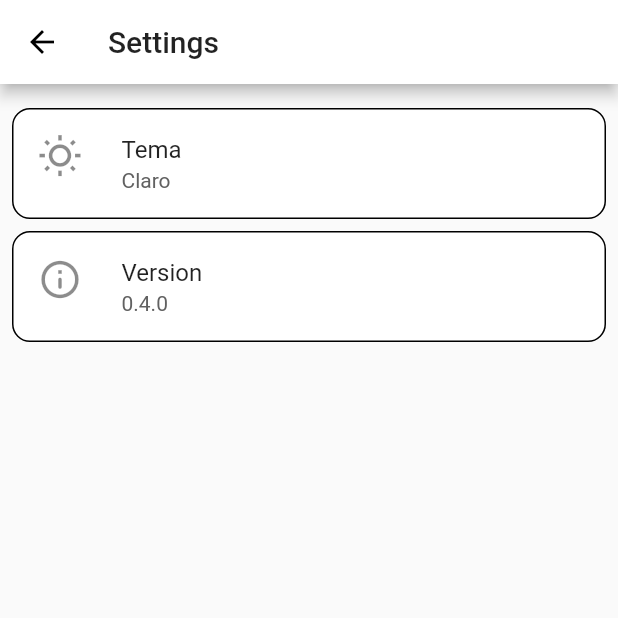
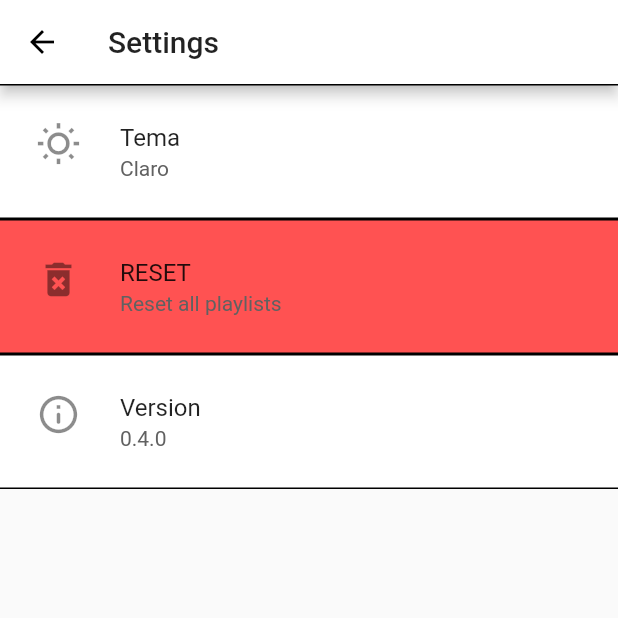
Before and after one commit to PedroGXV/phoso, a Flutter app: the Home screen opened directly, after a tap on the "more vert" icon, after a tap on the "settings" icon, on a phone screen of 412 x 824 dp, the top half of it. Run offline on Flutter 3.47's test engine with Material 2 defaults, Android fonts, the phone set to English and light mode, and no system bars; our stand-ins replace audioplayers, image_picker, package_info, photo_view, shared_preferences, sqflite; missing offline and left inert: audio_picker; accounts and stored records are empty.

Commit message:
0.4.0 (rev.2)

```diff
--- a/lib/components/custom_fab.dart
+++ b/lib/components/custom_fab.dart
@@ -29,8 +29,7 @@ class CustomFab extends StatelessWidget {
         ),
         boxShadow: [
           BoxShadow(
-            spreadRadius: 2,
-            color: Colors.black,
+            color: Theme.of(context).accentColor,
           ),
         ],
       ),
--- a/lib/components/loading.dart
+++ b/lib/components/loading.dart
@@ -22,7 +22,7 @@ class Loading extends StatelessWidget {
             msg,
             style: TextStyle(
               fontSize: 25,
-              color: Colors.black,
+              color: Theme.of(context).textTheme.bodyText1.color,
             ),
           ),
         ],
--- a/lib/models/theme_notifier.dart
+++ b/lib/models/theme_notifier.dart
@@ -17,6 +17,10 @@ class ThemeNotifier with ChangeNotifier {
     floatingActionButtonTheme: FloatingActionButtonThemeData(
       backgroundColor: Colors.black54,
     ),
+    sliderTheme: SliderThemeData(
+      activeTrackColor: Colors.white,
+      inactiveTrackColor: Colors.white12,
+    ),
     iconTheme: IconThemeData(
       color: Colors.white,
     ),
@@ -30,6 +34,12 @@ class ThemeNotifier with ChangeNotifier {
         borderSide: const BorderSide(
           color: Colors.deepPurple,
         ),
+      ),
+      labelStyle: TextStyle(
+        color: Colors.grey,
+      ),
+      hintStyle: TextStyle(
+        color: Colors.grey,
       ),
       border: OutlineInputBorder(
         borderSide: const BorderSide(color: Colors.deepPurple),
@@ -63,6 +73,10 @@ class ThemeNotifier with ChangeNotifier {
     floatingActionButtonTheme: FloatingActionButtonThemeData(
       backgroundColor: Colors.white,
     ),
+    sliderTheme: SliderThemeData(
+      activeTrackColor: Colors.black,
+      inactiveTrackColor: Colors.blueGrey,
+    ),
     iconTheme: IconThemeData(
       color: Colors.black,
     ),
@@ -76,6 +90,12 @@ class ThemeNotifier with ChangeNotifier {
         borderSide: const BorderSide(
           color: Colors.deepPurple,
         ),
+      ),
+      labelStyle: TextStyle(
+        color: Colors.grey,
+      ),
+      hintStyle: TextStyle(
+        color: Colors.grey,
       ),
       border: OutlineInputBorder(
         borderSide: const BorderSide(color: Colors.deepPurple),
@@ -117,7 +137,7 @@ class ThemeNotifier with ChangeNotifier {
     });
   }
 
-  dynamic currentTheme() async {
+  dynamic currentTheme() {
     return StorageManager.readData('themeMode').then((value) => value);
   }
 
--- a/lib/screens/deleting.dart
+++ b/lib/screens/deleting.dart
@@ -26,7 +26,6 @@ class _DeletingState extends State<Deleting> {
   @override
   Widget build(BuildContext context) {
     return Scaffold(
-      backgroundColor: Colors.white,
       appBar: AppBar(
         title: Text('Exlcuir playlist'),
       ),
@@ -59,7 +58,7 @@ class _DeletingState extends State<Deleting> {
                           'Playlist excluida.',
                           style: TextStyle(
                             fontSize: 30,
-                            color: Colors.black,
+                            color: Theme.of(context).textTheme.bodyText1.color,
                           ),
                         ),
                       ),
--- a/lib/screens/home.dart
+++ b/lib/screens/home.dart
@@ -35,6 +35,8 @@ class _HomeState extends State<Home> with TickerProviderStateMixin {
     );
   }
 
+  bool _playlistListOpen = true;
+
   Widget _buildListView() {
     return FutureBuilder<List<PhotoSound>>(
       initialData: [],
@@ -51,82 +53,44 @@ class _HomeState extends State<Home> with TickerProviderStateMixin {
             // TODO: Handle this case.
             break;
           case ConnectionState.done:
-            return Material(
-              color: Colors.transparent,
-              child: InkWell(
-                splashColor: Colors.transparent,
-                onTap: () {},
-                child: Container(
-                  color: Theme.of(context).backgroundColor,
-                  height: double.maxFinite,
-                  child: Column(
+            return Column(
+              crossAxisAlignment: CrossAxisAlignment.start,
               children: [
                 Container(
                   decoration: BoxDecoration(
                     border: Border(
                       bottom: BorderSide(
+                        width: 2,
                         color: Theme.of(context).primaryColor,
-                              width: 3,
                       ),
                     ),
                   ),
                   child: Padding(
                     padding: const EdgeInsets.all(8.0),
-                          child: Container(
-                            decoration: BoxDecoration(
-                              borderRadius: BorderRadius.circular(100),
-                              border: Border.all(
-                                color: Theme.of(context).accentColor,
+                    child: ElevatedButton(
+                      style: ButtonStyle(
+                        backgroundColor: MaterialStateProperty.all(
+                            Theme.of(context).primaryColor),
                       ),
+                      onPressed: () => Navigator.of(context).push(
+                          MaterialPageRoute(
+                              builder: (context) => FormPlaylist())),
+                      child: Row(children: [
+                        Icon(
+                          Icons.add,
+                          color: Theme.of(context).iconTheme.color,
                         ),
-                            child: Material(
-                              borderRadius: BorderRadius.circular(100),
-                              color: Colors.transparent,
-                              child: InkWell(
-                                borderRadius: BorderRadius.circular(100),
-                                onTap: () async {
-                                  await Navigator.of(context).push(
-                                    MaterialPageRoute(
-                                      builder: (BuildContext context) =>
-                                          PathPick(),
-                                    ),
-                                  );
-
-                                  setState(() {});
-                                },
-                                child: Row(
-                                  children: [
                         Padding(
-                                      padding: const EdgeInsets.all(8.0),
-                                      child: Container(
-                                        decoration: BoxDecoration(
-                                          color: Theme.of(context).dividerColor,
-                                          borderRadius:
-                                              BorderRadius.circular(100),
-                                          border: Border.all(
+                          padding: const EdgeInsets.all(15.0),
+                          child: Text(
+                            'Nova Playlist',
+                            style: TextStyle(
                               color:
-                                                Theme.of(context).accentColor,
-                                          ),
-                                        ),
-                                        child: Padding(
-                                          padding: const EdgeInsets.all(8.0),
-                                          child: Icon(Icons.add),
+                                  Theme.of(context).textTheme.bodyText1.color,
                             ),
                           ),
                         ),
-                                    Padding(
-                                      padding: const EdgeInsets.only(left: 5.0),
-                                      child: Text(
-                                        'Adicionar Playlist',
-                                        style: TextStyle(
-                                          fontSize: 21,
-                                        ),
-                                      ),
-                                    ),
-                                  ],
-                                ),
-                              ),
-                            ),
+                      ]),
                     ),
                   ),
                 ),
@@ -153,7 +117,42 @@ class _HomeState extends State<Home> with TickerProviderStateMixin {
                           ),
                         ),
                       )
-                          : ListView.builder(
+                    : Material(
+                        color: Colors.transparent,
+                        child: InkWell(
+                          onTap: () {
+                            setState(() {
+                              _playlistListOpen = !_playlistListOpen;
+                            });
+                          },
+                          child: Padding(
+                            padding: const EdgeInsets.only(
+                                left: 12.0, top: 8.0, bottom: 8.0),
+                            child: Row(
+                              children: [
+                                Text(
+                                  'Playlists'.toUpperCase(),
+                                  style: TextStyle(
+                                    fontSize: 17,
+                                    letterSpacing: 1.2,
+                                    color: Colors.grey,
+                                  ),
+                                ),
+                                Icon(
+                                  (_playlistListOpen)
+                                      ? Icons.arrow_drop_down
+                                      : Icons.arrow_drop_up,
+                                ),
+                              ],
+                            ),
+                          ),
+                        ),
+                      ),
+                // EXPANDED is generated together with Padding
+                Visibility(
+                  visible: _playlistListOpen,
+                  child: Expanded(
+                    child: ListView.builder(
                       padding: EdgeInsets.all(10),
                       itemCount: snapshot.data.length,
                       itemBuilder: (context, index) {
@@ -165,10 +164,8 @@ class _HomeState extends State<Home> with TickerProviderStateMixin {
                                 builder: (context) => ViewPhoso(
                                   playlistName:
                                       snapshot.data[index].playlistName,
-                                          photoSrc:
-                                              snapshot.data[index].photoSrc,
-                                          soundSrc:
-                                              snapshot.data[index].soundSrc,
+                                  photoSrc: snapshot.data[index].photoSrc,
+                                  soundSrc: snapshot.data[index].soundSrc,
                                 ),
                               ),
                             );
@@ -176,10 +173,9 @@ class _HomeState extends State<Home> with TickerProviderStateMixin {
                         );
                       },
                     ),
-                    ],
                   ),
                 ),
-              ),
+              ],
             );
             break;
         }
--- a/lib/screens/settings.dart
+++ b/lib/screens/settings.dart
@@ -13,30 +13,36 @@ class Settings extends StatefulWidget {
 
 class _SettingsState extends State<Settings> {
   String version;
+  String _theme;
 
   _SettingsState({@required this.version});
 
   @override
+  void setState(fn) {
+    _getCurrentTheme().then((value) {
+      _theme = value;
+      print(_theme);
+      super.setState(fn);
+    });
+  }
+
+  @override
   Widget build(BuildContext context) {
+    setState(() {});
+
     return Scaffold(
       appBar: AppBar(
         title: Text('Settings'),
       ),
-      body: Padding(
-        padding: const EdgeInsets.all(8.0),
-        child: ListView(
+      body: ListView(
         children: [
-            Padding(
-              padding: const EdgeInsets.only(top: 8.0),
-              child: _buildList(
-                icon: Icons.wb_sunny_outlined,
+          _buildField(
+            icon: (_theme == 'light') ? Icons.wb_sunny_outlined : Icons.nights_stay_outlined,
             listTitle: 'Tema',
-                listSubtitle: 'Claro',
-                onTap: () async {
-                  await setState(() async {
-                    String currentTheme = await PhosoApp.theme.currentTheme();
-
-                    if (currentTheme == 'light') {
+            listSubtitle: (_theme == 'light') ? 'Claro' : 'Escuro',
+            onTap: () {
+              setState(() {
+                if (_theme == 'light') {
                   PhosoApp.theme.setDarkMode();
                 } else {
                   PhosoApp.theme.setLightMode();
@@ -44,48 +50,56 @@ class _SettingsState extends State<Settings> {
               });
             },
           ),
+          _buildField(
+            listTitle: 'Reset'.toUpperCase(),
+            listSubtitle: 'Reset all playlists',
+            icon: Icons.delete_forever,
+            listColor: Colors.redAccent,
+            onTap: () {},
           ),
-            Padding(
-              padding: const EdgeInsets.only(top: 8.0),
-              child: _buildList(
+          _buildField(
             icon: Icons.info_outline_rounded,
             listTitle: 'Version',
             listSubtitle: version,
             onTap: () {},
           ),
-            ),
         ],
-        ),
       ),
     );
   }
 
-  Future<SharedPreferences> initPrefs() async {
-    SharedPreferences prefs = await SharedPreferences.getInstance();
-    return prefs;
+  Future<String> _getCurrentTheme() async {
+    return await PhosoApp.theme.currentTheme();
   }
 
-  Widget _buildList({
-    @required String listTitle,
-    @required String listSubtitle,
+  Widget _buildField(
+      {@required String listTitle,
+      String listSubtitle,
       @required Function onTap,
       IconData icon,
-  }) {
+      Color listColor}) {
     return Material(
-      color: Colors.transparent,
+      color: Theme.of(context).primaryColor,
       child: InkWell(
-        borderRadius: BorderRadius.circular(12),
         onTap: () {
           onTap();
         },
         child: Container(
           decoration: BoxDecoration(
-            color: Theme.of(context).primaryColor,
-            borderRadius: BorderRadius.circular(12),
-            border: Border.all(
+            color: (listColor == null)
+                ? Colors.transparent
+                : listColor,
+            border: Border(
+              bottom: BorderSide(
+                color: Theme.of(context).accentColor,
+              ),
+              top: BorderSide(
                 color: Theme.of(context).accentColor,
               ),
             ),
+          ),
+          child: Padding(
+            padding: const EdgeInsets.all(8.0),
             child: ListTile(
               leading: Icon(
                 icon,
@@ -94,7 +108,9 @@ class _SettingsState extends State<Settings> {
               title: Text(
                 listTitle,
               ),
-            subtitle: Text(
+              subtitle: (listSubtitle == null)
+                  ? null
+                  : Text(
                       listSubtitle,
                       style: TextStyle(
                         color: Colors.grey[700],
@@ -103,6 +119,7 @@ class _SettingsState extends State<Settings> {
             ),
           ),
         ),
+      ),
     );
   }
 }
```
Also changed, not shown: lib/components/audio_player_opt.dart (+18 -7 lines), lib/components/custom_dialog.dart (+4 -37 lines), lib/components/dialog_option.dart (deleted, +0 -70 lines), lib/components/phoso_card.dart (+34 -3 lines), lib/screens/form_playlist.dart (+64 -38 lines), 1 other file. Lines whose indentation alone changed are shown as unchanged.
